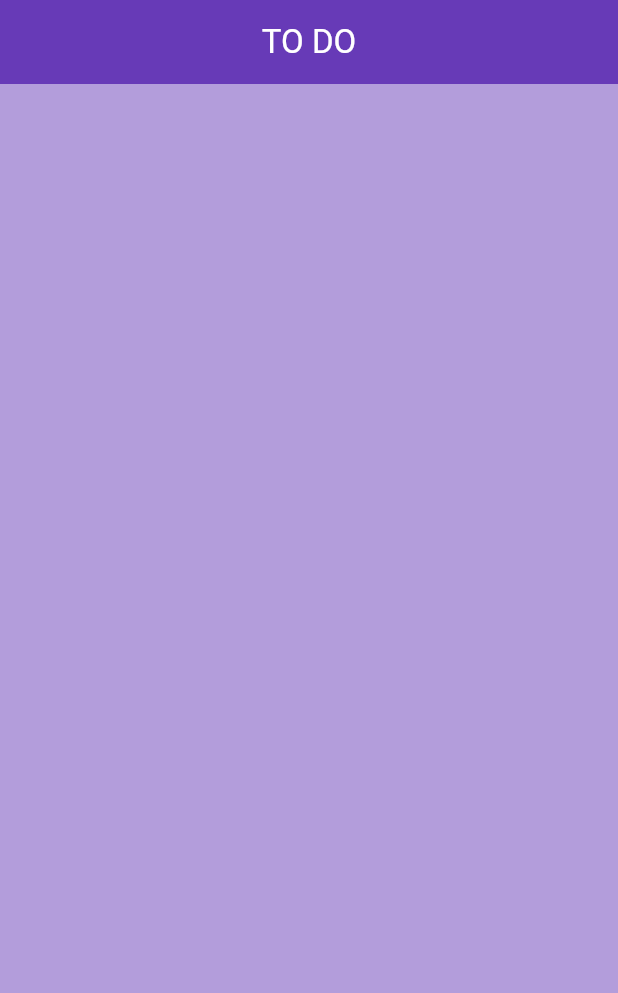
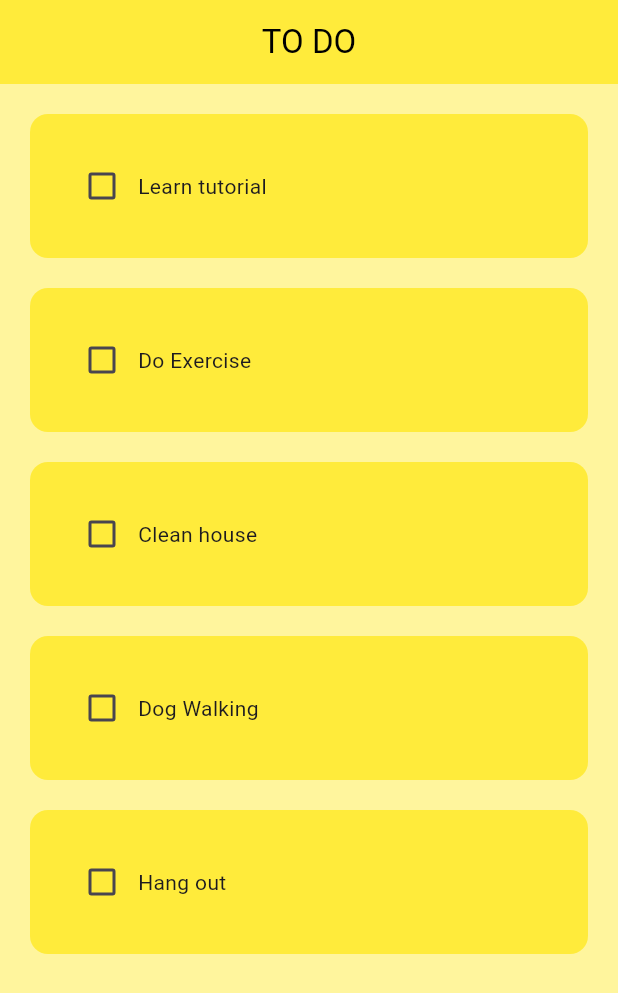
Before and after one commit to BuiHuyTam/note-app, a Flutter app: the screen it shows after launch, on a phone screen of 412 x 824 dp. Shown: the top 993 px of the screen. Run offline on Flutter 3.47's test engine with Material 3 defaults, Android fonts, the phone set to English and light mode, and no system bars.

Commit message:
feat: add home_page.dart

```diff
--- a/lib/main.dart
+++ b/lib/main.dart
@@ -13,7 +13,6 @@ class MyApp extends StatelessWidget {
     return MaterialApp(
       debugShowCheckedModeBanner: false,
       home: HomePage(),
-      theme: ThemeData(primarySwatch: Colors.amber),
     );
   }
 }
--- a/lib/pages/home_page.dart
+++ b/lib/pages/home_page.dart
@@ -1,29 +1,57 @@
 // ignore_for_file: prefer_const_constructors
 
 import 'package:flutter/material.dart';
+import 'package:note_app/utils/todo_tile.dart';
 
-class HomePage extends StatelessWidget {
-  const HomePage({Key? key}) : super(key: key);
+class HomePage extends StatefulWidget {
+  HomePage({Key? key}) : super(key: key);
 
+  @override
+  State<HomePage> createState() => _HomePageState();
+}
+
+class _HomePageState extends State<HomePage> {
   // variables
+  List toDoList = [
+    ["Learn tutorial", false],
+    ["Do Exercise", false],
+    ["Clean house", false],
+    ["Dog Walking", false],
+    ["Hang out", false],
+  ];
 
   // methods
+  void checkboxChanged(bool? value, index) {
+    setState(() {
+      toDoList[index][1] = !toDoList[index][1];
+    });
+  }
 
   @override
   Widget build(BuildContext context) {
     return Scaffold(
-      backgroundColor: Colors.deepPurple[200],
+        backgroundColor: Colors.yellow[200],
         appBar: AppBar(
-        backgroundColor: Colors.deepPurple,
+          backgroundColor: Colors.yellow,
           centerTitle: true,
           title: Text(
             "TO DO",
             style: TextStyle(
-            color: Colors.white,
+              color: Colors.black,
             ),
           ),
           elevation: 0,
         ),
-    );
+        body: ListView.builder(
+          itemCount: toDoList.length,
+          itemBuilder: (context, index) {
+            return TodoTile(
+                taskName: toDoList[index][0],
+                taskCompleted: toDoList[index][1],
+                onChanged: (value) {
+                  checkboxChanged(value, index);
+                });
+          },
+        ));
   }
 }
--- /dev/null
+++ b/lib/utils/todo_tile.dart
@@ -0,0 +1,49 @@
+// ignore_for_file: prefer_const_constructors
+
+import 'package:flutter/material.dart';
+
+class TodoTile extends StatelessWidget {
+  TodoTile(
+      {super.key,
+      required this.taskName,
+      required this.taskCompleted,
+      required this.onChanged});
+
+  // variables
+  final String taskName;
+  final bool taskCompleted;
+  Function(bool?)? onChanged;
+
+  // methods
+
+  @override
+  Widget build(BuildContext context) {
+    return Padding(
+      padding: const EdgeInsets.only(top: 20.0, left: 20.0, right: 20.0),
+      child: Container(
+        padding: EdgeInsets.all(24),
+        decoration: BoxDecoration(
+            color: Colors.yellow, borderRadius: BorderRadius.circular(12)),
+        child: Row(
+          children: [
+            // Checkbox
+            Checkbox(
+              value: taskCompleted,
+              onChanged: onChanged,
+              checkColor: Colors.white,
+              activeColor: Colors.black,
+            ),
+            // Task name
+            Text(
+              taskName,
+              style: TextStyle(
+                  decoration: taskCompleted
+                      ? TextDecoration.lineThrough
+                      : TextDecoration.none),
+            ),
+          ],
+        ),
+      ),
+    );
+  }
+}
```
Lines whose indentation alone changed are shown as unchanged.
